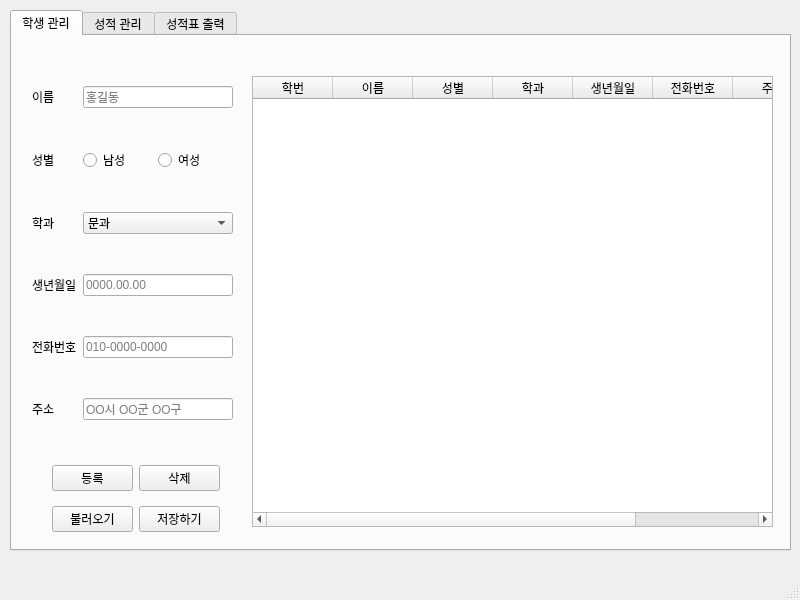
This is QManager/manager.ui in mekhanjc/student_grade_manager as Qt 5 draws it before an edit. The edited form follows.
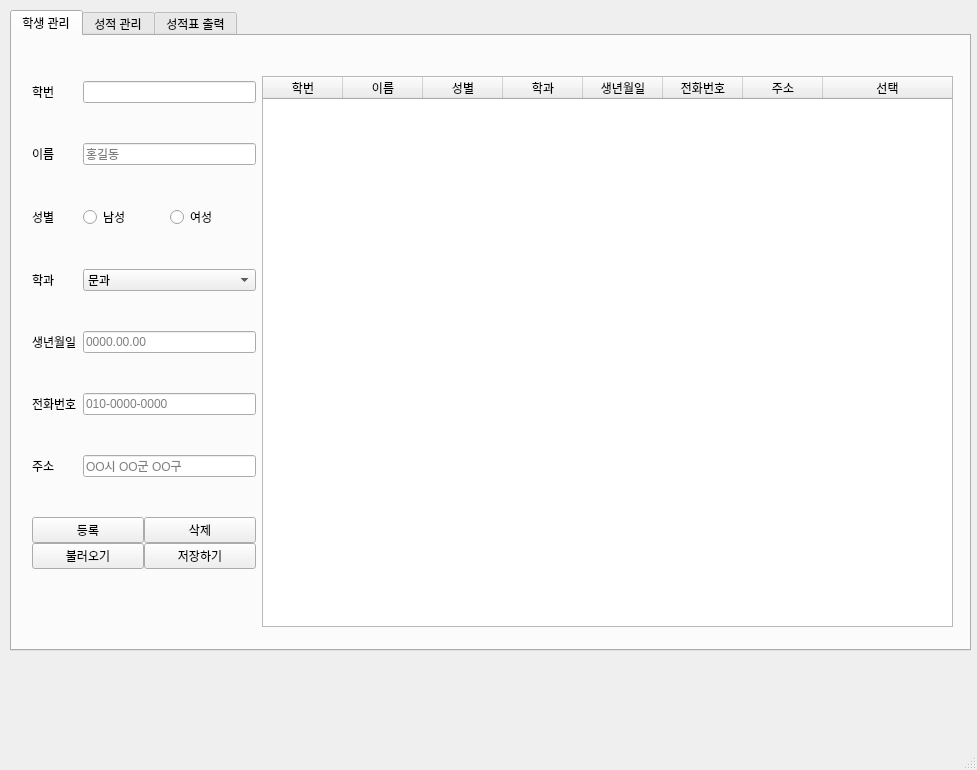
This is the edited form.

Commit message: 학생삭제 추가 + 체크박스기능

Diff of the .ui file:
```diff
--- a/QManager/manager.ui
+++ b/QManager/manager.ui
@@ -6,8 +6,8 @@
    <rect>
     <x>0</x>
     <y>0</y>
-    <width>800</width>
-    <height>600</height>
+    <width>977</width>
+    <height>770</height>
    </rect>
   </property>
   <property name="windowTitle">
@@ -19,8 +19,8 @@
      <rect>
       <x>10</x>
       <y>10</y>
-      <width>781</width>
-      <height>541</height>
+      <width>961</width>
+      <height>641</height>
      </rect>
     </property>
     <property name="currentIndex">
@@ -34,9 +34,9 @@
       <property name="geometry">
        <rect>
         <x>20</x>
-        <y>50</y>
-        <width>201</width>
-        <height>374</height>
+        <y>45</y>
+        <width>224</width>
+        <height>551</height>
        </rect>
       </property>
       <layout class="QFormLayout" name="formLayout">
@@ -44,13 +44,23 @@
         <number>40</number>
        </property>
        <item row="0" column="0">
+        <widget class="QLabel" name="IdLabel">
+         <property name="text">
+          <string>학번</string>
+         </property>
+        </widget>
+       </item>
+       <item row="0" column="1">
+        <widget class="QLineEdit" name="IdLineEdit"/>
+       </item>
+       <item row="1" column="0">
         <widget class="QLabel" name="Label">
          <property name="text">
           <string>이름</string>
          </property>
         </widget>
        </item>
-       <item row="0" column="1">
+       <item row="1" column="1">
         <widget class="QLineEdit" name="nameLineEdit">
          <property name="toolTip">
           <string>이름을 저장합니다.</string>
@@ -63,14 +73,14 @@
          </property>
         </widget>
        </item>
-       <item row="1" column="0">
+       <item row="2" column="0">
         <widget class="QLabel" name="Label_2">
          <property name="text">
           <string>성별</string>
          </property>
         </widget>
        </item>
-       <item row="1" column="1">
+       <item row="2" column="1">
         <layout class="QHBoxLayout" name="horizontalLayout">
          <item>
           <widget class="QRadioButton" name="maleRadioButton">
@@ -88,14 +98,14 @@
          </item>
         </layout>
        </item>
-       <item row="2" column="0">
+       <item row="3" column="0">
         <widget class="QLabel" name="Label_6">
          <property name="text">
           <string>학과</string>
          </property>
         </widget>
        </item>
-       <item row="2" column="1">
+       <item row="3" column="1">
         <widget class="QComboBox" name="majorComboBox">
          <property name="toolTip">
           <string>문과, 이과를 구분해서 저장합니다</string>
@@ -124,14 +134,14 @@
          </item>
         </widget>
        </item>
-       <item row="3" column="0">
+       <item row="4" column="0">
         <widget class="QLabel" name="Label_3">
          <property name="text">
           <string>생년월일</string>
          </property>
         </widget>
        </item>
-       <item row="3" column="1">
+       <item row="4" column="1">
         <widget class="QLineEdit" name="birthLineEdit">
          <property name="toolTip">
           <string>생년월일을 저장합니다.</string>
@@ -144,14 +154,14 @@
          </property>
         </widget>
        </item>
-       <item row="4" column="0">
+       <item row="5" column="0">
         <widget class="QLabel" name="Label_4">
          <property name="text">
           <string>전화번호</string>
          </property>
         </widget>
        </item>
-       <item row="4" column="1">
+       <item row="5" column="1">
         <widget class="QLineEdit" name="phoneLineEdit">
          <property name="toolTip">
           <string>전화번호를 저장합니다.</string>
@@ -164,14 +174,14 @@
          </property>
         </widget>
        </item>
-       <item row="5" column="0">
+       <item row="6" column="0">
         <widget class="QLabel" name="Label_5">
          <property name="text">
           <string>주소</string>
          </property>
         </widget>
        </item>
-       <item row="5" column="1">
+       <item row="6" column="1">
         <widget class="QLineEdit" name="addressLineEdit">
          <property name="toolTip">
           <string>주소를 저장합니다.</string>
@@ -184,15 +194,62 @@
          </property>
         </widget>
        </item>
+       <item row="8" column="0" colspan="2">
+        <layout class="QGridLayout" name="gridLayout">
+         <property name="sizeConstraint">
+          <enum>QLayout::SizeConstraint::SetDefaultConstraint</enum>
+         </property>
+         <item row="0" column="1">
+          <widget class="QPushButton" name="deleteStudentButton">
+           <property name="toolTip">
+            <string>학생정보를 삭제합니다.</string>
+           </property>
+           <property name="text">
+            <string>삭제</string>
+           </property>
+          </widget>
+         </item>
+         <item row="1" column="0">
+          <widget class="QPushButton" name="openStudentButton">
+           <property name="toolTip">
+            <string>저장된 학생리스트를 불러옵니다.</string>
+           </property>
+           <property name="text">
+            <string>불러오기</string>
+           </property>
+          </widget>
+         </item>
+         <item row="1" column="1">
+          <widget class="QPushButton" name="saveStudentButton">
+           <property name="toolTip">
+            <string>학생리스트를 저장합니다.</string>
+           </property>
+           <property name="text">
+            <string>저장하기</string>
+           </property>
+          </widget>
+         </item>
+         <item row="0" column="0">
+          <widget class="QPushButton" name="registStudentButton">
+           <property name="toolTip">
+            <string>학생정보를 등록합니다.</string>
+           </property>
+           <property name="text">
+            <string>등록</string>
+           </property>
+          </widget>
+         </item>
+        </layout>
+       </item>
       </layout>
      </widget>
      <widget class="QTableWidget" name="studentTableWidget">
       <property name="geometry">
        <rect>
-        <x>240</x>
+        <x>250</x>
         <y>40</y>
-        <width>521</width>
-        <height>451</height>
+        <width>691</width>
+        <height>551</height>
        </rect>
       </property>
       <attribute name="horizontalHeaderCascadingSectionResizes">
@@ -260,58 +317,6 @@
        </property>
       </column>
      </widget>
-     <widget class="QWidget" name="gridLayoutWidget">
-      <property name="geometry">
-       <rect>
-        <x>40</x>
-        <y>420</y>
-        <width>168</width>
-        <height>86</height>
-       </rect>
-      </property>
-      <layout class="QGridLayout" name="gridLayout">
-       <item row="0" column="1">
-        <widget class="QPushButton" name="deleteStudentButton">
-         <property name="toolTip">
-          <string>학생정보를 삭제합니다.</string>
-         </property>
-         <property name="text">
-          <string>삭제</string>
-         </property>
-        </widget>
-       </item>
-       <item row="1" column="0">
-        <widget class="QPushButton" name="openStudentButton">
-         <property name="toolTip">
-          <string>저장된 학생리스트를 불러옵니다.</string>
-         </property>
-         <property name="text">
-          <string>불러오기</string>
-         </property>
-        </widget>
-       </item>
-       <item row="1" column="1">
-        <widget class="QPushButton" name="saveStudentButton">
-         <property name="toolTip">
-          <string>학생리스트를 저장합니다.</string>
-         </property>
-         <property name="text">
-          <string>저장하기</string>
-         </property>
-        </widget>
-       </item>
-       <item row="0" column="0">
-        <widget class="QPushButton" name="registStudentButton">
-         <property name="toolTip">
-          <string>학생정보를 등록합니다.</string>
-         </property>
-         <property name="text">
-          <string>등록</string>
-         </property>
-        </widget>
-       </item>
-      </layout>
-     </widget>
     </widget>
     <widget class="QWidget" name="tab_2">
      <attribute name="title">
```
Left out of the diff: 2 changed lines with no effect on the pictures. The commit also changes 8 other files.
